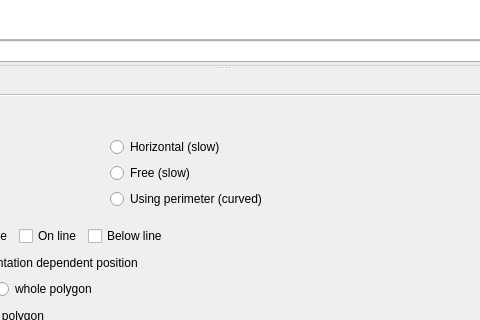
First picture: the form in src/ui/qgstextformatwidgetbase.ui, repository qgis/QGIS, before the edit; both pictures show x 219 to 699 and y 82 to 402 of the 880 by 516 pixel window.
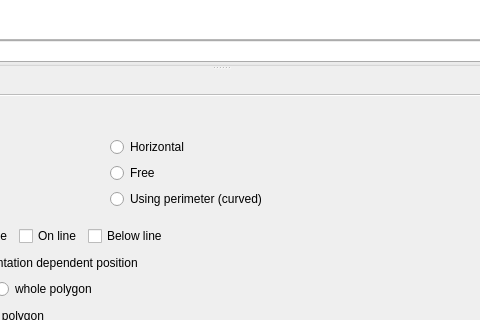
Second picture: the form after the edit. The open tabs and pages were chosen to show the change. Icons and pictures are not drawn. Custom widgets are drawn as their Qt base class.

Commit message:
[needs-docs] Remove "slow" suffix from free/horizontal polygon labeling mode
These aren't so slow anymore to warrant having the extra text

```diff
--- a/src/ui/qgstextformatwidgetbase.ui
+++ b/src/ui/qgstextformatwidgetbase.ui
@@ -4336,7 +4336,7 @@
                              <item row="0" column="1">
                               <widget class="QRadioButton" name="radPolygonHorizontal">
                                <property name="text">
-                                <string>Horizontal (slow)</string>
+                                <string>Horizontal</string>
                                </property>
                               </widget>
                              </item>
@@ -4356,7 +4356,7 @@
                              <item row="1" column="1">
                               <widget class="QRadioButton" name="radPolygonFree">
                                <property name="text">
-                                <string>Free (slow)</string>
+                                <string>Free</string>
                                </property>
                               </widget>
                              </item>
```
